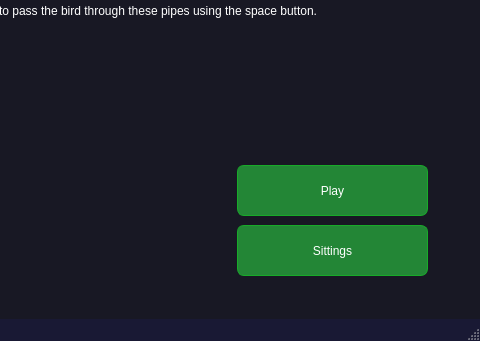
Before: the Qt Designer form UI/mini_PS_UI.ui in 0xGhazy/mini-PS, drawn with Qt 5; both pictures show x 883 to 1363 and y 451 to 792 of the 1363 by 792 pixel window.
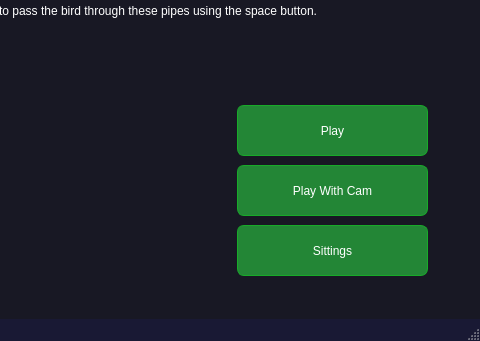
After: the same form once the commit is applied. The open tabs and pages were chosen to show the change. Icons and pictures are not drawn.

```diff
--- a/UI/mini_PS_UI.ui
+++ b/UI/mini_PS_UI.ui
@@ -420,7 +420,7 @@
       <property name="geometry">
        <rect>
         <x>920</x>
-        <y>590</y>
+        <y>530</y>
         <width>191</width>
         <height>51</height>
        </rect>
@@ -549,6 +549,37 @@
        <string>Sittings</string>
       </property>
      </widget>
+     <widget class="QPushButton" name="play_fb_ai">
+      <property name="geometry">
+       <rect>
+        <x>920</x>
+        <y>590</y>
+        <width>191</width>
+        <height>51</height>
+       </rect>
+      </property>
+      <property name="styleSheet">
+       <string notr="true">QPushButton {
+	color: white;
+font: 87 15pt &quot;Arial Black&quot;;
+	background-color: rgb(35, 134, 54);
+	border-radius:7px;
+	border:1px solid #18ab29;
+}
+
+QPushButton:hover {
+	background:linear-gradient(to bottom, #5cbf2a 5%, #44c767 100%);
+	background-color:#18ab29;
+}
+QPushButton:active {
+	position:relative;
+	top:2px;
+}</string>
+      </property>
+      <property name="text">
+       <string>Play With Cam</string>
+      </property>
+     </widget>
     </widget>
     <widget class="QWidget" name="tab_4">
      <attribute name="title">
```
Left out of the diff: 18 changed lines with no effect on the pictures.
